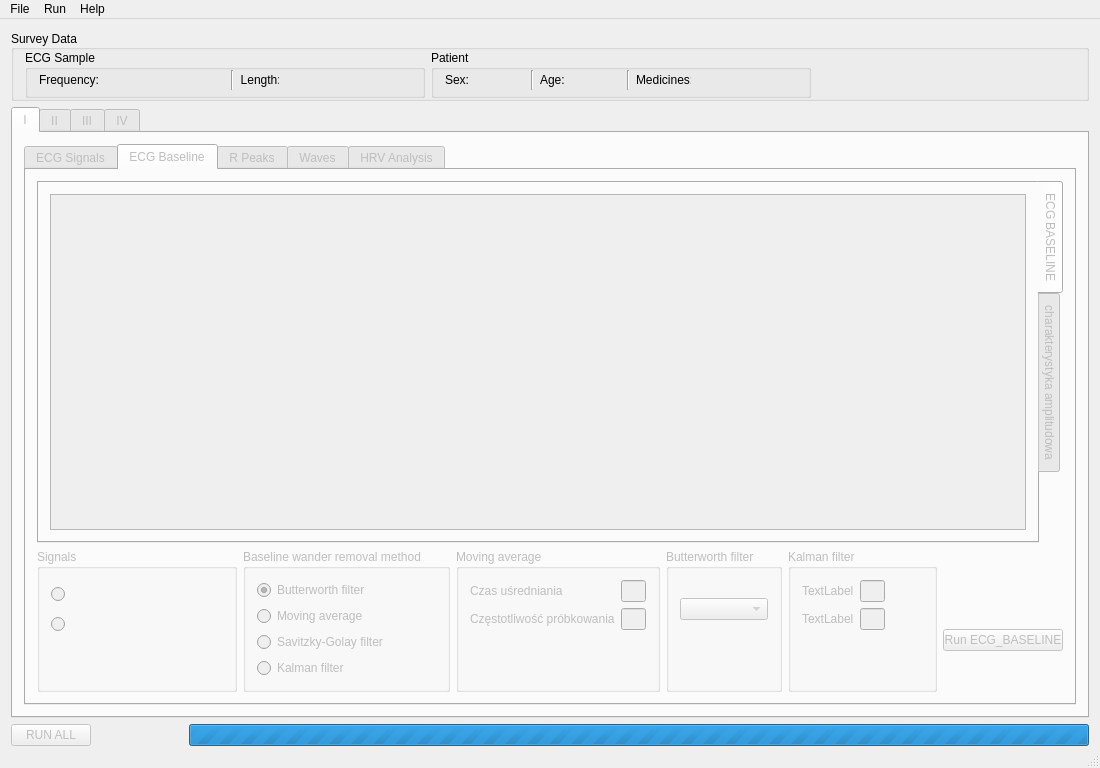
qwerty90/ProjektEKG, file EKG/Views/airecgmain.ui: the form before one commit.
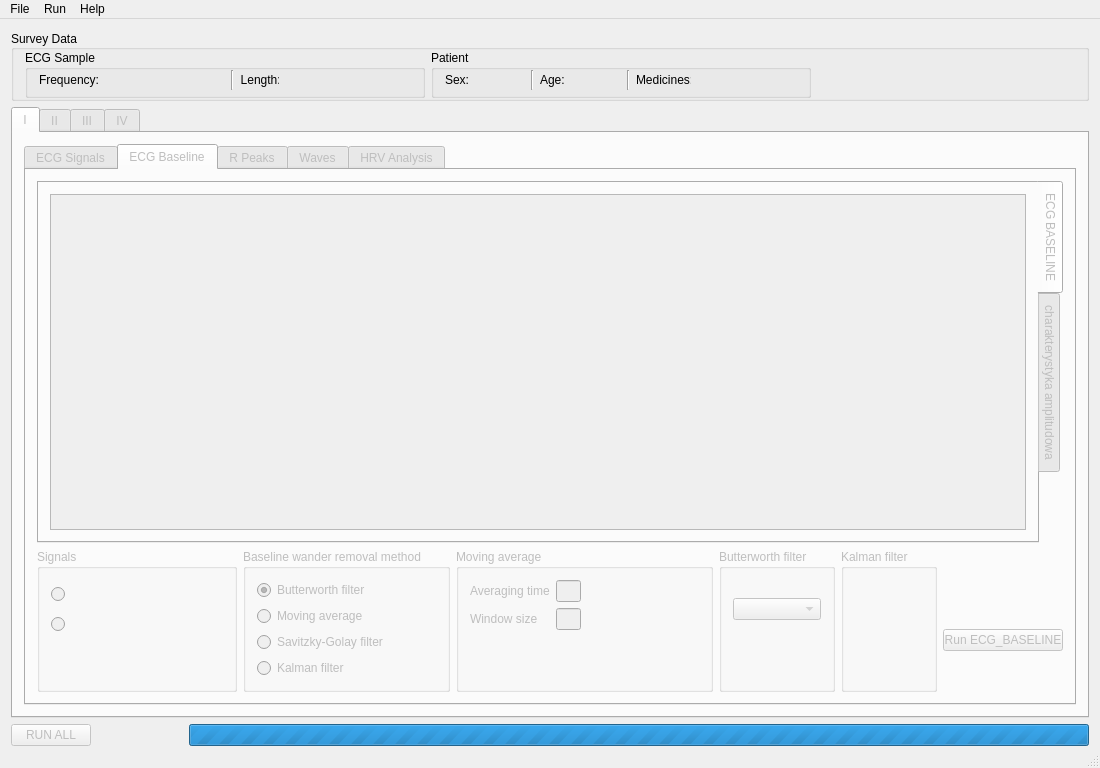
The form after the commit. The open tabs and pages were chosen to show the change. Icons and pictures are not drawn.

Commit message: Additional fixes for the ECG_BASELINE GUI.

Patch:
```diff
--- a/EKG/Views/airecgmain.ui
+++ b/EKG/Views/airecgmain.ui
@@ -652,7 +652,7 @@
                    <item row="0" column="0">
                     <widget class="QLabel" name="label_47">
                      <property name="text">
-                      <string>Czas uśredniania</string>
+                      <string>Averaging time</string>
                      </property>
                     </widget>
                    </item>
@@ -669,7 +669,7 @@
                    <item row="1" column="0">
                     <widget class="QLabel" name="label_51">
                      <property name="text">
-                      <string>Częstotliwość próbkowania</string>
+                      <string>Window size</string>
                      </property>
                     </widget>
                    </item>
@@ -733,40 +733,6 @@
                    <property name="fieldGrowthPolicy">
                     <enum>QFormLayout::AllNonFixedFieldsGrow</enum>
                    </property>
-                   <item row="0" column="0">
-                    <widget class="QLabel" name="label_50">
-                     <property name="text">
-                      <string>TextLabel</string>
-                     </property>
-                    </widget>
-                   </item>
-                   <item row="0" column="1">
-                    <widget class="QLineEdit" name="Kalman1lineEdit">
-                     <property name="maximumSize">
-                      <size>
-                       <width>25</width>
-                       <height>16777215</height>
-                      </size>
-                     </property>
-                    </widget>
-                   </item>
-                   <item row="1" column="0">
-                    <widget class="QLabel" name="label_49">
-                     <property name="text">
-                      <string>TextLabel</string>
-                     </property>
-                    </widget>
-                   </item>
-                   <item row="1" column="1">
-                    <widget class="QLineEdit" name="Kalman2lineEdit">
-                     <property name="maximumSize">
-                      <size>
-                       <width>25</width>
-                       <height>16777215</height>
-                      </size>
-                     </property>
-                    </widget>
-                   </item>
                   </layout>
                  </widget>
                 </item>
```
Left out of the diff: 84 changed lines with no effect on the pictures.
